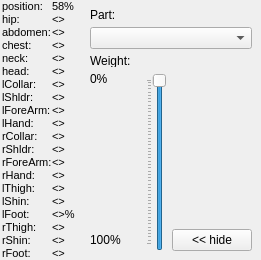
Old version of the form src/LimbsWeightForm.ui in the repository tapple/animik.
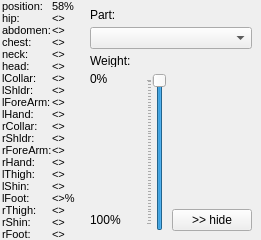
New version of the form.

Patch:
```diff
--- a/src/LimbsWeightForm.ui
+++ b/src/LimbsWeightForm.ui
@@ -7,7 +7,7 @@
     <x>0</x>
     <y>0</y>
     <width>261</width>
-    <height>260</height>
+    <height>240</height>
    </rect>
   </property>
   <property name="sizePolicy">
@@ -49,6 +49,12 @@
       </property>
       <item row="9" column="0">
        <widget class="QLabel" name="lHandLabel">
+        <property name="maximumSize">
+         <size>
+          <width>16777215</width>
+          <height>12</height>
+         </size>
+        </property>
         <property name="font">
          <font>
           <pointsize>8</pointsize>
@@ -61,6 +67,12 @@
       </item>
       <item row="8" column="0">
        <widget class="QLabel" name="lForeArmLabel">
+        <property name="maximumSize">
+         <size>
+          <width>16777215</width>
+          <height>12</height>
+         </size>
+        </property>
         <property name="font">
          <font>
           <pointsize>8</pointsize>
@@ -73,6 +85,12 @@
       </item>
       <item row="13" column="0">
        <widget class="QLabel" name="rShldrLabel">
+        <property name="maximumSize">
+         <size>
+          <width>16777215</width>
+          <height>12</height>
+         </size>
+        </property>
         <property name="font">
          <font>
           <pointsize>8</pointsize>
@@ -85,6 +103,12 @@
       </item>
       <item row="13" column="1">
        <widget class="QLabel" name="rShldrWLabel">
+        <property name="maximumSize">
+         <size>
+          <width>16777215</width>
+          <height>12</height>
+         </size>
+        </property>
         <property name="font">
          <font>
           <pointsize>8</pointsize>
@@ -97,6 +121,12 @@
       </item>
       <item row="15" column="1">
        <widget class="QLabel" name="rHandWLabel">
+        <property name="maximumSize">
+         <size>
+          <width>16777215</width>
+          <height>12</height>
+         </size>
+        </property>
         <property name="font">
          <font>
           <pointsize>8</pointsize>
@@ -109,6 +139,12 @@
       </item>
       <item row="21" column="1">
        <widget class="QLabel" name="rFootWLabel">
+        <property name="maximumSize">
+         <size>
+          <width>16777215</width>
+          <height>12</height>
+         </size>
+        </property>
         <property name="font">
          <font>
           <pointsize>8</pointsize>
@@ -121,6 +157,12 @@
       </item>
       <item row="20" column="1">
        <widget class="QLabel" name="rShinWLabel">
+        <property name="maximumSize">
+         <size>
+          <width>16777215</width>
+          <height>12</height>
+         </size>
+        </property>
         <property name="font">
          <font>
           <pointsize>8</pointsize>
@@ -133,6 +175,12 @@
       </item>
       <item row="16" column="1">
        <widget class="QLabel" name="lThighWLabel">
+        <property name="maximumSize">
+         <size>
+          <width>16777215</width>
+          <height>12</height>
+         </size>
+        </property>
         <property name="font">
          <font>
           <pointsize>8</pointsize>
@@ -145,6 +193,12 @@
       </item>
       <item row="17" column="1">
        <widget class="QLabel" name="lShinWLabel">
+        <property name="maximumSize">
+         <size>
+          <width>16777215</width>
+          <height>12</height>
+         </size>
+        </property>
         <property name="font">
          <font>
           <pointsize>8</pointsize>
@@ -157,6 +211,12 @@
       </item>
       <item row="18" column="1">
        <widget class="QLabel" name="lFootWLabel">
+        <property name="maximumSize">
+         <size>
+          <width>16777215</width>
+          <height>12</height>
+         </size>
+        </property>
         <property name="font">
          <font>
           <pointsize>8</pointsize>
@@ -169,6 +229,12 @@
       </item>
       <item row="19" column="1">
        <widget class="QLabel" name="rThighWLabel">
+        <property name="maximumSize">
+         <size>
+          <width>16777215</width>
+          <height>12</height>
+         </size>
+        </property>
         <property name="font">
          <font>
           <pointsize>8</pointsize>
@@ -181,6 +247,12 @@
       </item>
       <item row="7" column="1">
        <widget class="QLabel" name="lShldrWLabel">
+        <property name="maximumSize">
+         <size>
+          <width>16777215</width>
+          <height>12</height>
+         </size>
+        </property>
         <property name="font">
          <font>
           <pointsize>8</pointsize>
@@ -193,6 +265,12 @@
       </item>
       <item row="14" column="1">
        <widget class="QLabel" name="rForeArmWLabel">
+        <property name="maximumSize">
+         <size>
+          <width>16777215</width>
+          <height>12</height>
+         </size>
+        </property>
         <property name="font">
          <font>
           <pointsize>8</pointsize>
@@ -205,6 +283,12 @@
       </item>
       <item row="6" column="1">
        <widget class="QLabel" name="lCollarWLabel">
+        <property name="maximumSize">
+         <size>
+          <width>16777215</width>
+          <height>12</height>
+         </size>
+        </property>
         <property name="font">
          <font>
           <pointsize>8</pointsize>
@@ -217,6 +301,12 @@
       </item>
       <item row="5" column="1">
        <widget class="QLabel" name="headWLabel">
+        <property name="maximumSize">
+         <size>
+          <width>16777215</width>
+          <height>12</height>
+         </size>
+        </property>
         <property name="font">
          <font>
           <pointsize>8</pointsize>
@@ -229,6 +319,12 @@
       </item>
       <item row="4" column="1">
        <widget class="QLabel" name="neckWLabel">
+        <property name="maximumSize">
+         <size>
+          <width>16777215</width>
+          <height>12</height>
+         </size>
+        </property>
         <property name="font">
          <font>
           <pointsize>8</pointsize>
@@ -241,6 +337,12 @@
       </item>
       <item row="3" column="1">
        <widget class="QLabel" name="chestWLabel">
+        <property name="maximumSize">
+         <size>
+          <width>16777215</width>
+          <height>12</height>
+         </size>
+        </property>
         <property name="font">
          <font>
           <pointsize>8</pointsize>
@@ -253,6 +355,12 @@
       </item>
       <item row="2" column="1">
        <widget class="QLabel" name="abdomenWLabel">
+        <property name="maximumSize">
+         <size>
+          <width>16777215</width>
+          <height>12</height>
+         </size>
+        </property>
         <property name="font">
          <font>
           <pointsize>8</pointsize>
@@ -265,6 +373,12 @@
       </item>
       <item row="1" column="1">
        <widget class="QLabel" name="hipWLabel">
+        <property name="maximumSize">
+         <size>
+          <width>16777215</width>
+          <height>12</height>
+         </size>
+        </property>
         <property name="font">
          <font>
           <pointsize>8</pointsize>
@@ -277,6 +391,12 @@
       </item>
       <item row="0" column="1">
        <widget class="QLabel" name="positionWLabel">
+        <property name="maximumSize">
+         <size>
+          <width>16777215</width>
+          <height>12</height>
+         </size>
+        </property>
         <property name="font">
          <font>
           <pointsize>8</pointsize>
@@ -289,6 +409,12 @@
       </item>
       <item row="19" column="0">
        <widget class="QLabel" name="rThighLabel">
+        <property name="maximumSize">
+         <size>
+          <width>16777215</width>
+          <height>12</height>
+         </size>
+        </property>
         <property name="font">
          <font>
           <pointsize>8</pointsize>
@@ -301,6 +427,12 @@
       </item>
       <item row="1" column="0">
        <widget class="QLabel" name="hipLabel">
+        <property name="maximumSize">
+         <size>
+          <width>16777215</width>
+          <height>12</height>
+         </size>
+        </property>
         <property name="font">
          <font>
           <pointsize>8</pointsize>
@@ -313,6 +445,12 @@
       </item>
       <item row="0" column="0">
        <widget class="QLabel" name="positionLabel">
+        <property name="maximumSize">
+         <size>
+          <width>16777215</width>
+          <height>12</height>
+         </size>
+        </property>
         <property name="font">
          <font>
           <pointsize>8</pointsize>
@@ -325,6 +463,12 @@
       </item>
       <item row="2" column="0">
        <widget class="QLabel" name="abdomenLabel">
+        <property name="maximumSize">
+         <size>
+          <width>16777215</width>
+          <height>12</height>
+         </size>
+        </property>
         <property name="font">
          <font>
           <pointsize>8</pointsize>
@@ -337,6 +481,12 @@
       </item>
       <item row="3" column="0">
        <widget class="QLabel" name="chestLabel">
+        <property name="maximumSize">
+         <size>
+          <width>16777215</width>
+          <height>12</height>
+         </size>
+        </property>
         <property name="font">
          <font>
           <pointsize>8</pointsize>
@@ -349,6 +499,12 @@
       </item>
       <item row="4" column="0">
        <widget class="QLabel" name="neckLabel">
+        <property name="maximumSize">
+         <size>
+          <width>16777215</width>
+          <height>12</height>
+         </size>
+        </property>
         <property name="font">
          <font>
           <pointsize>8</pointsize>
@@ -361,6 +517,12 @@
       </item>
       <item row="5" column="0">
        <widget class="QLabel" name="headLabel">
+        <property name="maximumSize">
+         <size>
+          <width>16777215</width>
+          <height>12</height>
+         </size>
+        </property>
         <property name="font">
          <font>
           <pointsize>8</pointsize>
@@ -373,6 +535,12 @@
       </item>
       <item row="6" column="0">
        <widget class="QLabel" name="lCollarLabel">
+        <property name="maximumSize">
+         <size>
+          <width>16777215</width>
+          <height>12</height>
+         </size>
+        </property>
         <property name="font">
          <font>
           <pointsize>8</pointsize>
@@ -385,6 +553,12 @@
       </item>
       <item row="14" column="0">
        <widget class="QLabel" name="rForeArmLabel">
+        <property name="maximumSize">
+         <size>
+          <width>16777215</width>
+          <height>12</height>
+         </size>
+        </property>
         <property name="font">
          <font>
           <pointsize>8</pointsize>
@@ -397,6 +571,12 @@
       </item>
       <item row="15" column="0">
        <widget class="QLabel" name="rHandLabel">
+        <property name="maximumSize">
+         <size>
+          <width>16777215</width>
+          <height>12</height>
+         </size>
+        </property>
         <property name="font">
          <font>
           <pointsize>8</pointsize>
@@ -409,6 +589,12 @@
       </item>
       <item row="16" column="0">
        <widget class="QLabel" name="lThighLabel">
+        <property name="maximumSize">
+         <size>
+          <width>16777215</width>
+          <height>12</height>
+         </size>
+        </property>
         <property name="font">
          <font>
           <pointsize>8</pointsize>
@@ -421,6 +607,12 @@
       </item>
       <item row="17" column="0">
        <widget class="QLabel" name="lShinLabel">
+        <property name="maximumSize">
+         <size>
+          <width>16777215</width>
+          <height>12</height>
+         </size>
+        </property>
         <property name="font">
          <font>
           <pointsize>8</pointsize>
@@ -433,6 +625,12 @@
       </item>
       <item row="18" column="0">
        <widget class="QLabel" name="lFootLabel">
+        <property name="maximumSize">
+         <size>
+          <width>16777215</width>
+          <height>12</height>
+         </size>
+        </property>
         <property name="font">
          <font>
           <pointsize>8</pointsize>
@@ -445,6 +643,12 @@
       </item>
       <item row="21" column="0">
        <widget class="QLabel" name="rFootLabel">
+        <property name="maximumSize">
+         <size>
+          <width>16777215</width>
+          <height>12</height>
+         </size>
+        </property>
         <property name="font">
          <font>
           <pointsize>8</pointsize>
@@ -457,6 +661,12 @@
       </item>
       <item row="20" column="0">
        <widget class="QLabel" name="rShinLabel">
+        <property name="maximumSize">
+         <size>
+          <width>16777215</width>
+          <height>12</height>
+         </size>
+        </property>
         <property name="font">
          <font>
           <pointsize>8</pointsize>
@@ -469,6 +679,12 @@
       </item>
       <item row="7" column="0">
        <widget class="QLabel" name="lShldrLabel">
+        <property name="maximumSize">
+         <size>
+          <width>16777215</width>
+          <height>12</height>
+         </size>
+        </property>
         <property name="font">
          <font>
           <pointsize>8</pointsize>
@@ -481,6 +697,12 @@
       </item>
       <item row="8" column="1">
        <widget class="QLabel" name="lForeArmWLabel">
+        <property name="maximumSize">
+         <size>
+          <width>16777215</width>
+          <height>12</height>
+         </size>
+        </property>
         <property name="font">
          <font>
           <pointsize>8</pointsize>
@@ -493,6 +715,12 @@
       </item>
       <item row="9" column="1">
        <widget class="QLabel" name="lHandWLabel">
+        <property name="maximumSize">
+         <size>
+          <width>16777215</width>
+          <height>12</height>
+         </size>
+        </property>
         <property name="font">
          <font>
           <pointsize>8</pointsize>
@@ -505,6 +733,12 @@
       </item>
       <item row="11" column="0">
        <widget class="QLabel" name="rCollarLabel">
+        <property name="maximumSize">
+         <size>
+          <width>16777215</width>
+          <height>12</height>
+         </size>
+        </property>
         <property name="font">
          <font>
           <pointsize>8</pointsize>
@@ -517,6 +751,12 @@
       </item>
       <item row="11" column="1">
        <widget class="QLabel" name="rCollarWLabel">
+        <property name="maximumSize">
+         <size>
+          <width>16777215</width>
+          <height>12</height>
+         </size>
+        </property>
         <property name="font">
          <font>
           <pointsize>8</pointsize>
@@ -612,7 +852,7 @@
          </size>
         </property>
         <property name="text">
-         <string>&lt;&lt; hide</string>
+         <string>&gt;&gt; hide</string>
         </property>
        </widget>
       </item>
```
